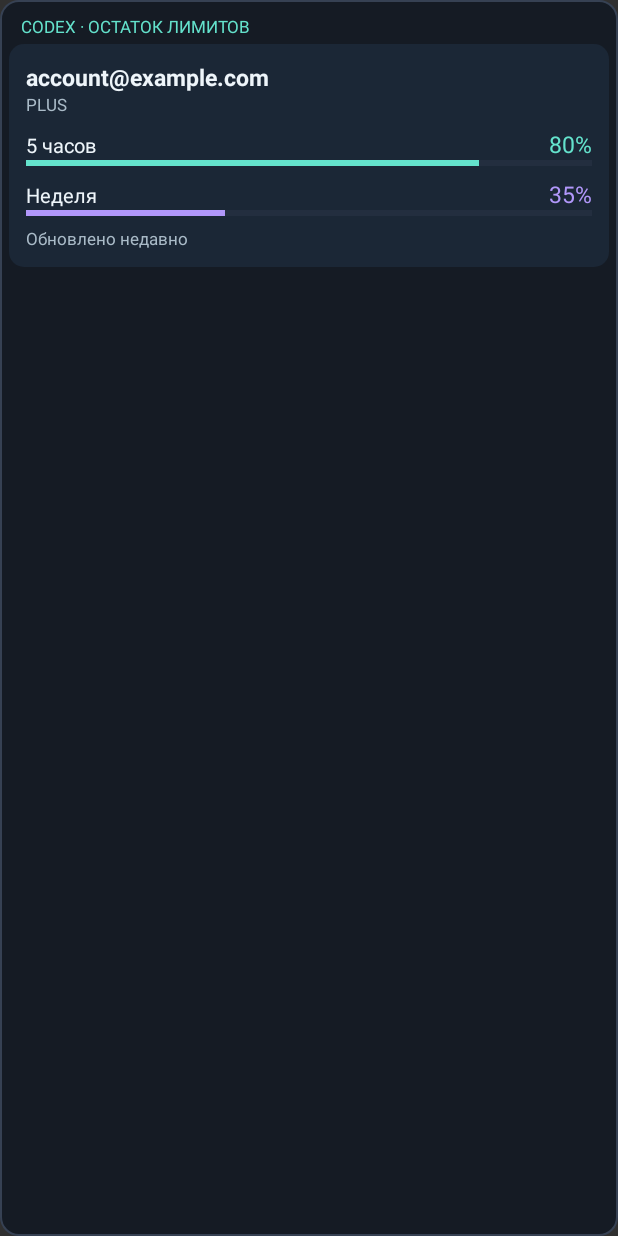
After one commit to SergeySTB/codexutils, an Android app: the layout widget_cards_preview.xml on its own in the app's theme, with its tools: preview values and no code run, on a phone screen of 412 x 824 dp. The commit adds this screen. Run offline under Robolectric (Android 15) with nearby library versions, the light colour scheme and no system bars.

Commit message:
Improve Android widget sizing and previews

```diff
--- a/android/app/build.gradle
+++ b/android/app/build.gradle
@@ -8,8 +8,8 @@ android {
         applicationId 'com.aiusagemonitor.android'
         minSdk 26
         targetSdk 35
-        versionCode 501
-        versionName '5.1'
+        versionCode 502
+        versionName '5.2'
     }
 
     compileOptions {
--- a/android/app/src/main/java/com/aiusagemonitor/android/CodexApi.java
+++ b/android/app/src/main/java/com/aiusagemonitor/android/CodexApi.java
@@ -181,7 +181,7 @@ final class CodexApi {
             connection.setReadTimeout(20_000);
             connection.setRequestMethod(method);
             connection.setRequestProperty("Accept", "application/json");
-            connection.setRequestProperty("User-Agent", "AIUsageMonitorAndroid/5.1");
+            connection.setRequestProperty("User-Agent", "AIUsageMonitorAndroid/5.2");
             if (headers != null) headers.forEach(connection::setRequestProperty);
             if (body != null) {
                 connection.setDoOutput(true);
--- /dev/null
+++ b/android/app/src/main/res/drawable/widget_icon_badge.xml
@@ -0,0 +1,5 @@
+<shape xmlns:android="http://schemas.android.com/apk/res/android">
+    <solid android:color="#151B24" />
+    <stroke android:width="1dp" android:color="#AABBC8" />
+    <corners android:radius="9dp" />
+</shape>
--- /dev/null
+++ b/android/app/src/main/res/layout/widget_cards_preview.xml
@@ -0,0 +1,63 @@
+<LinearLayout xmlns:android="http://schemas.android.com/apk/res/android"
+    android:layout_width="match_parent"
+    android:layout_height="match_parent"
+    android:background="@drawable/widget_background"
+    android:orientation="vertical"
+    android:padding="6dp">
+    <TextView
+        android:layout_width="match_parent"
+        android:layout_height="wrap_content"
+        android:paddingStart="8dp"
+        android:paddingTop="4dp"
+        android:paddingBottom="4dp"
+        android:text="CODEX · ОСТАТОК ЛИМИТОВ"
+        android:textColor="#64E2CC"
+        android:textSize="11sp" />
+    <LinearLayout
+        android:layout_width="match_parent"
+        android:layout_height="wrap_content"
+        android:background="@drawable/widget_card_background"
+        android:orientation="vertical"
+        android:padding="11dp">
+        <TextView
+            android:layout_width="match_parent"
+            android:layout_height="wrap_content"
+            android:text="account@example.com"
+            android:textColor="#EEF5FA"
+            android:textSize="15sp"
+            android:textStyle="bold" />
+        <TextView
+            android:layout_width="match_parent"
+            android:layout_height="wrap_content"
+            android:text="PLUS"
+            android:textColor="#AABBC8"
+            android:textSize="11sp" />
+        <LinearLayout android:layout_width="match_parent" android:layout_height="wrap_content"
+            android:layout_marginTop="8dp" android:orientation="horizontal">
+            <TextView android:layout_width="0dp" android:layout_height="wrap_content"
+                android:layout_weight="1" android:text="5 часов"
+                android:textColor="#EEF5FA" android:textSize="13sp" />
+            <TextView android:layout_width="wrap_content" android:layout_height="wrap_content"
+                android:text="80%" android:textColor="#64E2CC" android:textSize="15sp" />
+        </LinearLayout>
+        <ProgressBar style="?android:attr/progressBarStyleHorizontal"
+            android:layout_width="match_parent" android:layout_height="4dp"
+            android:max="100" android:progress="80" android:progressTint="#64E2CC"
+            android:progressBackgroundTint="#364153" />
+        <LinearLayout android:layout_width="match_parent" android:layout_height="wrap_content"
+            android:layout_marginTop="8dp" android:orientation="horizontal">
+            <TextView android:layout_width="0dp" android:layout_height="wrap_content"
+                android:layout_weight="1" android:text="Неделя"
+                android:textColor="#EEF5FA" android:textSize="13sp" />
+            <TextView android:layout_width="wrap_content" android:layout_height="wrap_content"
+                android:text="35%" android:textColor="#B197FA" android:textSize="15sp" />
+        </LinearLayout>
+        <ProgressBar style="?android:attr/progressBarStyleHorizontal"
+            android:layout_width="match_parent" android:layout_height="4dp"
+            android:max="100" android:progress="35" android:progressTint="#B197FA"
+            android:progressBackgroundTint="#364153" />
+        <TextView android:layout_width="match_parent" android:layout_height="wrap_content"
+            android:layout_marginTop="7dp" android:text="Обновлено недавно"
+            android:textColor="#AABBC8" android:textSize="11sp" />
+    </LinearLayout>
+</LinearLayout>
--- a/android/app/src/main/res/xml/widget_cards_info.xml
+++ b/android/app/src/main/res/xml/widget_cards_info.xml
@@ -6,6 +6,8 @@
     android:minResizeWidth="160dp"
     android:minResizeHeight="110dp"
     android:initialLayout="@layout/widget_cards"
+    android:previewLayout="@layout/widget_cards_preview"
+    android:previewImage="@drawable/widget_cards_preview_image"
     android:description="@string/widget_cards_description"
     android:updatePeriodMillis="0"
     android:resizeMode="horizontal|vertical"
--- a/android/app/src/main/res/xml/widget_icons_info.xml
+++ b/android/app/src/main/res/xml/widget_icons_info.xml
@@ -5,6 +5,8 @@
     android:targetCellHeight="1"
     android:minResizeWidth="56dp"
     android:initialLayout="@layout/widget_icons"
+    android:previewLayout="@layout/widget_icons_preview"
+    android:previewImage="@drawable/widget_icons_preview_image"
     android:description="@string/widget_icons_description"
     android:updatePeriodMillis="0"
     android:resizeMode="horizontal"
```
Also changed, not shown: android/app/src/main/java/com/aiusagemonitor/android/MainActivity.java (+52 -26 lines), android/app/src/main/java/com/aiusagemonitor/android/WidgetIconSlots.java (added, +14 -0 lines), android/app/src/main/java/com/aiusagemonitor/android/WidgetRenderer.java (+56 -17 lines), android/app/src/main/res/drawable/widget_cards_preview_image.xml (added, +23 -0 lines), android/app/src/main/res/drawable/widget_icons_preview_image.xml (added, +14 -0 lines), android/app/src/main/res/drawable/widget_preview_ring.xml (added, +16 -0 lines), android/app/src/main/res/layout/widget_icon.xml (+21 -6 lines), android/app/src/main/res/layout/widget_icons.xml (+10 -4 lines), android/app/src/main/res/layout/widget_icons_preview.xml (added, +29 -0 lines), 3 other files.
